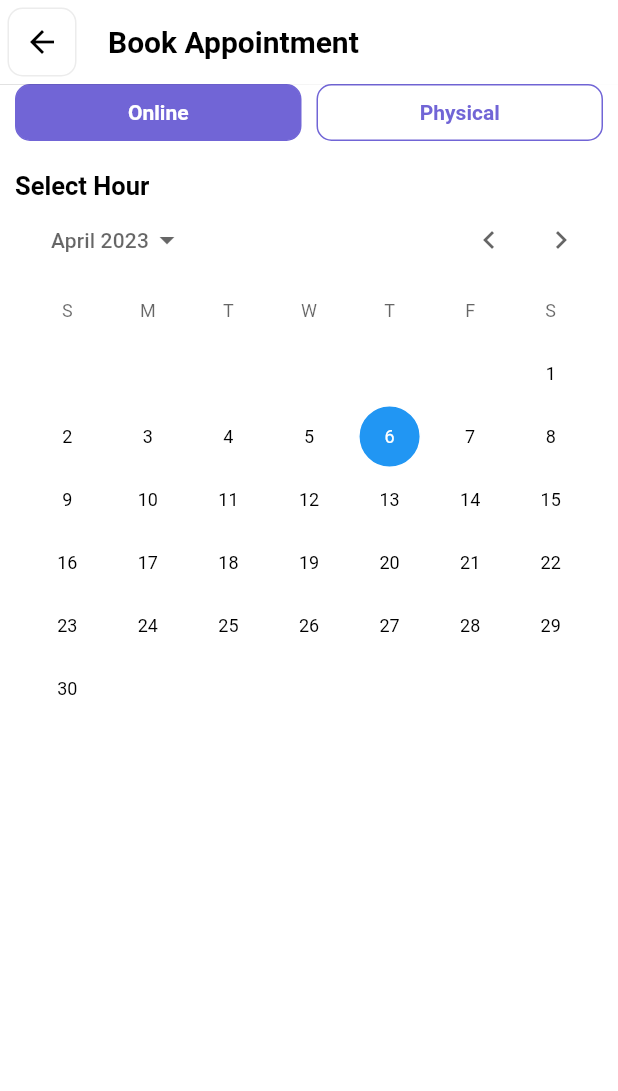
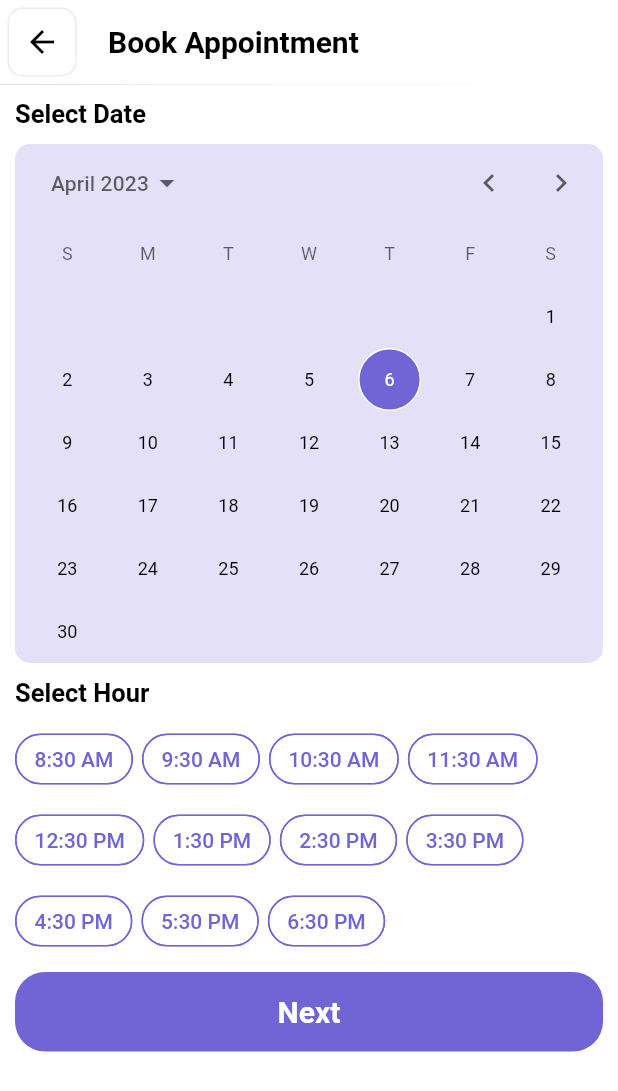
Before and after one commit to Peterkimliz/digimhealth, a Flutter app: the HomePage screen opened directly, after a tap on "Book Now", on a phone screen of 412 x 824 dp. Shown: the top 1091 px of the screen. Run offline on Flutter 3.47's test engine with Material 2 defaults, Android fonts, the phone set to English and light mode, and no system bars; drawn by our look-alikes of calendar_date_picker2; our stand-ins replace flutter_datetime_picker, flutter_rating_bar, get, image_picker.

Commit message:
booking page

```diff
--- a/lib/controllers/appointment_controler.dart
+++ b/lib/controllers/appointment_controler.dart
@@ -8,6 +8,7 @@ class AppointmentController extends GetxController
   RxInt selectedAppointmentType=RxInt(0);
   RxString cancelValue=RxString("");
   RxString resheduleValue=RxString("");
+  RxString selectedHour=RxString("");
 
 
   @override
--- a/lib/screens/appointments/book_appointment.dart
+++ b/lib/screens/appointments/book_appointment.dart
@@ -1,9 +1,11 @@
 import 'package:calendar_date_picker2/calendar_date_picker2.dart';
 import 'package:digimhealth/controllers/appointment_controler.dart';
 import 'package:digimhealth/utils/styles.dart';
+import 'package:digimhealth/widgets/custom_button.dart';
 import 'package:flutter/material.dart';
 import 'package:get/get.dart';
 
+import '../../utils/functions.dart';
 import '../../widgets/back_button.dart';
 import '../../widgets/major_title.dart';
 
@@ -14,6 +16,9 @@ class BookAppointment extends StatelessWidget {
 
   @override
   Widget build(BuildContext context) {
+    List hours = createTimeSlot(Duration(hours: 8, minutes: 30),
+        Duration(hours: 18, minutes: 30), context);
+    print(hours.toList());
     return Scaffold(
       backgroundColor: Colors.white,
       appBar: AppBar(
@@ -28,55 +33,78 @@ class BookAppointment extends StatelessWidget {
           child: Column(
             crossAxisAlignment: CrossAxisAlignment.start,
             children: [
-              Row(
-                children: [
-                  Expanded(
-                      child: Obx(() => InkWell(
-                          onTap: () {
-                            appointmentController
-                                .selectedAppointmentType.value = 0;
-                          },
-                          child: selectionWidget(
-                              title: "Online",
-                              isSelected: appointmentController
-                                          .selectedAppointmentType.value ==
-                                      0
-                                  ? true
-                                  : false)))),
-                  SizedBox(width: 10),
-                  Expanded(
-                      child: Obx(() => InkWell(
-                            onTap: () {
-                              appointmentController
-                                  .selectedAppointmentType.value = 1;
-                            },
-                            child: selectionWidget(
-                                title: "Physical",
-                                isSelected: appointmentController
-                                            .selectedAppointmentType.value ==
-                                        1
-                                    ? true
-                                    : false),
-                          ))),
-                ],
+              SizedBox(
+                height: 10,
+              ),
+              MajorTitle(
+                title: "Select Date",
+                color: Colors.black,
+                size: 17,
               ),
               SizedBox(
-                height: 20,
+                height: 10,
+              ),
+              Container(
+                decoration: BoxDecoration(
+                    color: Styles.mainColor.withOpacity(0.2),
+                    borderRadius: BorderRadius.circular(10)),
+                child: CalendarDatePicker2(
+                  config: CalendarDatePicker2Config(
+                    selectedDayHighlightColor: Styles.mainColor,
+                    calendarType: CalendarDatePicker2Type.single,
+                  ),
+                  value: [DateTime.now()],
+                  onValueChanged: (dates) {
+                    // _dates = dates
+                  },
+                ),
+              ),
+              SizedBox(
+                height: 10,
               ),
               MajorTitle(
                 title: "Select Hour",
                 color: Colors.black,
                 size: 17,
               ),
-              CalendarDatePicker2(
-                config: CalendarDatePicker2Config(
-                  calendarType: CalendarDatePicker2Type.single,
-                ),
-                value: [DateTime.now()],
-                onValueChanged: (dates) {
-                  // _dates = dates
-                },
-              )
+              SizedBox(
+                height: 10,
+              ),
+              Wrap(
+                runSpacing: 6.0,
+                spacing: 6.0,
+                children: createTimeSlot(Duration(hours: 8, minutes: 30),
+                        Duration(hours: 18, minutes: 30), context)
+                    .map((e) => Obx(() => InkWell(
+                          onTap: () {
+                            appointmentController.selectedHour.value = e;
+                          },
+                          child: Chip(
+                              backgroundColor:
+                                  appointmentController.selectedHour.value == e
+                                      ? Styles.mainColor
+                                      : Colors.white,
+                              shape: StadiumBorder(
+                                  side: BorderSide(
+                                width: 1,
+                                color: Styles.mainColor,
+                              )),
+                              label: Text(
+                                e,
+                                style: TextStyle(
+                                    color: appointmentController
+                                                .selectedHour.value ==
+                                            e
+                                        ? Colors.white
+                                        : Styles.mainColor),
+                              )),
+                        )))
+                    .toList(),
+              ),
+              SizedBox(
+                height: 10,
+              ),
+              customButton(callback: () {}, title: "Next")
             ],
           ),
         ),
--- a/lib/screens/chats/message_page.dart
+++ b/lib/screens/chats/message_page.dart
@@ -77,9 +77,7 @@ class ChatPage extends StatelessWidget {
                                 size: 14)
                           ],
                         ),
-                        SizedBox(
-                          width: 10,
-                        ),
+                        Spacer(),
                         MinorTitle(title: "2d ago", color: Colors.grey)
                       ],
                     ),
--- a/lib/screens/home/home_page.dart
+++ b/lib/screens/home/home_page.dart
@@ -90,7 +90,7 @@ class HomePage extends StatelessWidget {
                 ),
                 SizedBox(height: 10),
                 Container(
-                  height: MediaQuery.of(context).size.height * 0.13,
+                  height: MediaQuery.of(context).size.height * 0.09,
                   child: ListView.builder(
                       itemCount: specialist.length,
                       shrinkWrap: true,
@@ -101,8 +101,7 @@ class HomePage extends StatelessWidget {
                             Get.to(() => AllDoctors());
                           },
                           child: Container(
-                            width: MediaQuery.of(context).size.width * 0.3,
-                            padding: EdgeInsets.fromLTRB(10, 5, 5, 5),
+                            padding: EdgeInsets.fromLTRB(10, 10, 10, 5),
                             margin:
                                 EdgeInsets.only(right: 10, top: 10, bottom: 10),
                             decoration: BoxDecoration(
@@ -114,24 +113,12 @@ class HomePage extends StatelessWidget {
                                       offset: Offset(1, 1),
                                       color: Colors.grey)
                                 ]),
-                            child: Column(
-                              // crossAxisAlignment: CrossAxisAlignment.start,
-                              mainAxisAlignment: MainAxisAlignment.center,
-                              children: [
-                                MajorTitle(
-                                  title: specialist[index],
-                                  color: Colors.black,
-                                  size: 16,
-                                ),
-                                SizedBox(
-                                  height: 10,
-                                ),
-                                MinorTitle(
-                                    title: "200 doctors", color: Colors.grey),
-                                SizedBox(
-                                  height: 15,
-                                ),
-                              ],
+                            child: Center(
+                              child: MinorTitle(
+                                title: specialist[index],
+                                color: Colors.black,
+                                size: 16,
+                              ),
                             ),
                           ),
                         );
--- a/lib/utils/functions.dart
+++ b/lib/utils/functions.dart
@@ -35,7 +35,66 @@ successCancelDialog(context) {
                     textAlign: TextAlign.center,
                     style: TextStyle(
                         color: Styles.mainColor,
-                        fontSize: 25,
+                        fontSize: 28,
+                        fontWeight: FontWeight.bold),
+                  ),
+                  SizedBox(height: 10),
+                  Text(
+                    "We are sad  that you have canceled your appointment, we will improve our service to satisfy you in the next appointment.",
+                    textAlign: TextAlign.center,
+                    style: TextStyle(
+                      color: Colors.grey,
+                      fontSize: 20,
+                    ),
+                  ),
+                  Spacer(),
+                  customButton(
+                      callback: () {
+                        Get.to(() => Home());
+                      },
+                      title: "Ok"),
+                  Spacer(),
+                ],
+                crossAxisAlignment: CrossAxisAlignment.start,
+              ),
+            ),
+          );
+        });
+      });
+}
+
+successReviewDialog(context) {
+  return showDialog(
+      context: context,
+      barrierDismissible: false,
+      builder: (_) {
+        return StatefulBuilder(builder: (context, setState) {
+          return Container(
+            padding: EdgeInsets.all(15),
+            margin: EdgeInsets.symmetric(horizontal: 10, vertical: 20),
+            width: MediaQuery.of(context).size.width * 0.8,
+            height: MediaQuery.of(context).size.height * 0.8,
+            decoration: BoxDecoration(
+              color: Colors.white,
+              borderRadius: BorderRadius.circular(20),
+            ),
+            child: Material(
+              child: Column(
+                children: [
+                  Image.asset(
+                    "assets/images/success.jpeg",
+                    width: double.infinity,
+                    height: MediaQuery.of(context).size.height * 0.3,
+                  ),
+                  SizedBox(
+                    height: 20,
+                  ),
+                  Text(
+                    "Cancel Appointment Success!",
+                    textAlign: TextAlign.center,
+                    style: TextStyle(
+                        color: Styles.mainColor,
+                        fontSize: 28,
                         fontWeight: FontWeight.bold),
                   ),
                   SizedBox(height: 10),
@@ -107,9 +166,7 @@ successSheduleDialog(context, title) {
                     ),
                   ),
                   Spacer(),
-                  customButton(callback: () {
-
-                  }, title: "View Appointment"),
+                  customButton(callback: () {}, title: "View Appointment"),
                   SizedBox(height: 10),
                   customButton(
                       color: Styles.mainColor.withOpacity(0.2),
@@ -127,3 +184,28 @@ successSheduleDialog(context, title) {
         });
       });
 }
+
+List<String> createTimeSlot(
+    Duration startTime, Duration endTime, BuildContext context,
+    {Duration step = const Duration(minutes: 60)}
+    ) {
+  var timeSlot = <String>[];
+  var hourStartTime = startTime.inHours;
+  var minuteStartTime = startTime.inMinutes.remainder(60);
+
+  var hourEndTime = endTime.inHours;
+  var minuteEndTime = endTime.inMinutes.remainder(60);
+
+  do {
+    timeSlot.add(TimeOfDay(hour: hourStartTime, minute: minuteStartTime)
+        .format(context));
+    minuteStartTime += step.inMinutes;
+    while (minuteStartTime >= 60) {
+      minuteStartTime -= 60;
+      hourStartTime++;
+    }
+  } while (hourStartTime < hourEndTime ||
+      (hourStartTime == hourEndTime && minuteStartTime <= minuteEndTime));
+
+  return timeSlot;
+}
```
Also changed, not shown: lib/screens/doctor/doctor_review.dart (+4 -3 lines), lib/screens/home/appointments_page.dart (+6 -3 lines), assets/images/reviews_logo.png (added).
